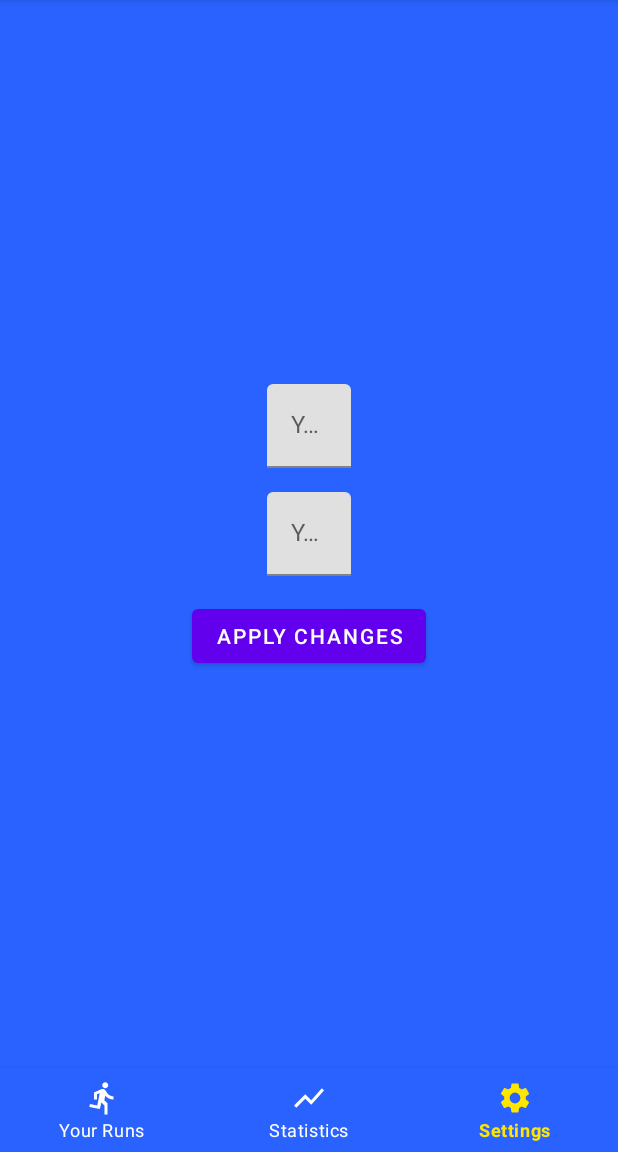
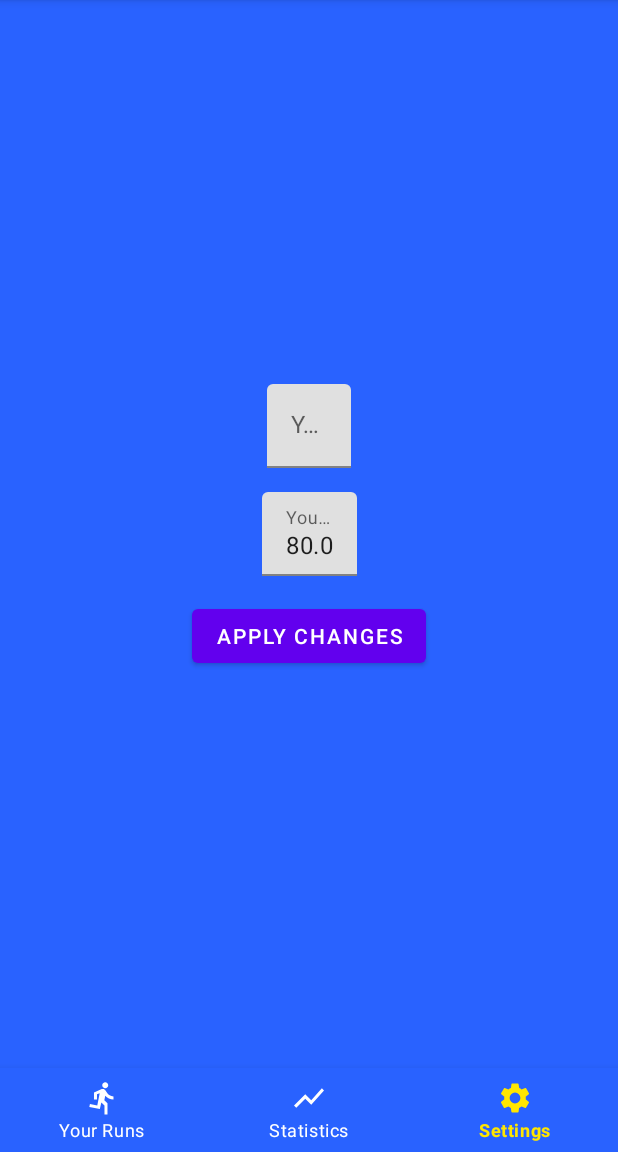
Before and after one commit to tanmaySinha16/WorkoutApp, an Android app: the SettingsFragment screen opened through its navigation route, on a phone screen of 412 x 824 dp, the part 84-1236 px from its top. Run offline under Robolectric (Android 15) with nearby library versions, the light colour scheme and no system bars; our stand-ins replace Dagger/Hilt's generated code, Room's generated code, navigation-ui.

Commit message:
Fixing SharedPref

```diff
--- a/app/src/main/java/com/example/runningapp/ui/fragments/SettingsFragment.kt
+++ b/app/src/main/java/com/example/runningapp/ui/fragments/SettingsFragment.kt
@@ -23,9 +23,10 @@ class SettingsFragment : Fragment(R.layout.fragment_settings) {
 
     override fun onViewCreated(view: View, savedInstanceState: Bundle?) {
         super.onViewCreated(view, savedInstanceState)
-        view?.findViewById<Button>(R.id.btnApplyChanges)?.setOnClickListener {
+        loadFieldsFromSharedPref()
+        view.findViewById<Button>(R.id.btnApplyChanges)?.setOnClickListener {
             val success = applyChangesToSharedPref()
-            loadFieldsFromSharedPref()
+
             if(success){
                 Snackbar.make(view,"Saved Changes",Snackbar.LENGTH_LONG).show()
             }
```
